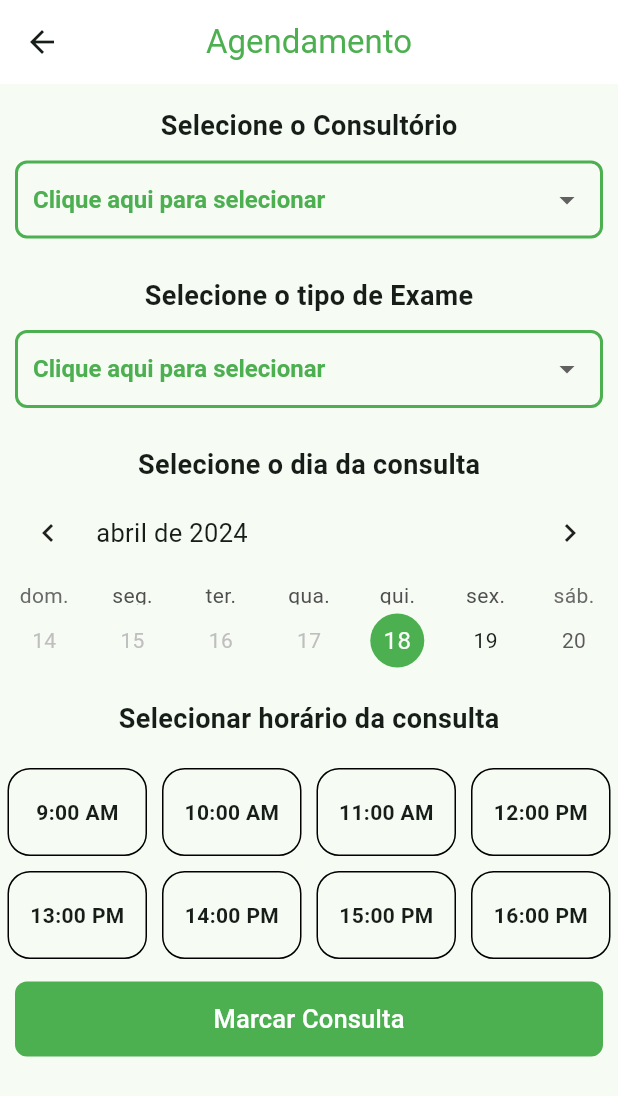
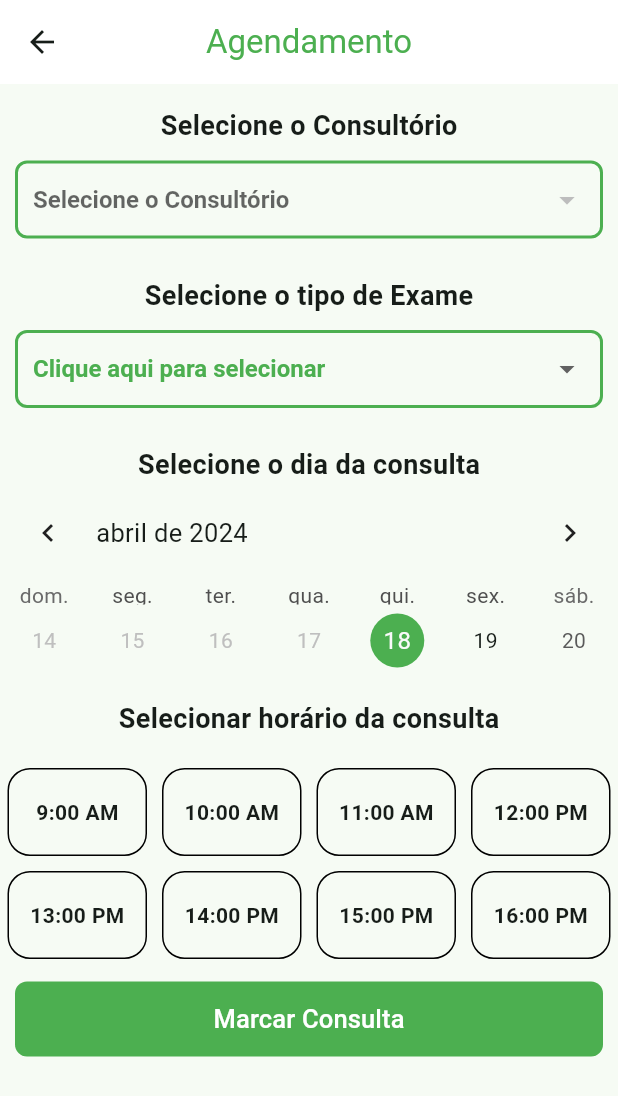
Before and after one commit to ribollitiago/auth_fb, a Flutter app: the HomePage screen opened directly, after a tap on "Clique aqui", on a phone screen of 412 x 824 dp. Shown: the top 1096 px of the screen. Run offline on Flutter 3.47's test engine with Material 3 defaults, Android fonts, the phone set to English and light mode, and no system bars; drawn by our look-alikes of table_calendar; our stand-ins replace cloud_firestore, firebase_auth, firebase_core, flutter_mobx, lottie, mobx; accounts and stored records are empty; generated files the repository leaves out were written again.

Commit message:
Atualizando os valores do DropDownButton com o banco de dados

```diff
--- a/lib/main.dart
+++ b/lib/main.dart
@@ -46,7 +46,7 @@ class MyApp extends StatelessWidget {
             if (currentUser != null) {
               final store = Provider.of<AuthStore>(context);
 
-              store.dataRecovery(currentUser.uid);
+              store.recoveryData(currentUser.uid);
               print('Usuário logado: ${currentUser.uid}');
               return const HomePage();
             } else {
--- a/lib/screens/home_page.dart
+++ b/lib/screens/home_page.dart
@@ -1,6 +1,8 @@
+import 'package:auth_sql/store/calendar/calendar.store.dart';
 import 'package:flutter/material.dart';
 import 'package:auth_sql/screens/schedule/schedule_page.dart';
 import 'package:auth_sql/screens/account_page.dart';
+import 'package:provider/provider.dart';
 
 class HomePage extends StatelessWidget {
   const HomePage({Key? key}) : super(key: key);
@@ -24,6 +26,7 @@ class HomePage extends StatelessWidget {
 
   SliverAppBar AppBarWidget(
       {required String title, required BuildContext context}) {
+    final store = Provider.of<CalendarStore>(context);
     return SliverAppBar(
       title: Text(
         title,
@@ -77,6 +80,7 @@ class HomePage extends StatelessWidget {
                   ),
                   ElevatedButton(
                     onPressed: () {
+                      store.retrievePartnerNames();
                       Navigator.of(context).push(MaterialPageRoute(
                           builder: (context) => const SchedulePage()));
                     },
--- a/lib/screens/schedule/schedule_page.dart
+++ b/lib/screens/schedule/schedule_page.dart
@@ -1,6 +1,8 @@
 import 'package:auth_sql/screens/schedule/sucess_page.dart';
+import 'package:auth_sql/store/calendar/calendar.store.dart';
 import 'package:flutter/material.dart';
 import 'package:intl/intl.dart';
+import 'package:provider/provider.dart';
 import 'package:table_calendar/table_calendar.dart';
 
 class SchedulePage extends StatefulWidget {
@@ -19,17 +21,11 @@ class _SchedulePageState extends State<SchedulePage> {
   bool _dateSelected = false;
   bool _timeSelected = false;
   String selectedTime = '';
-  String valueConsul = 'Clique aqui para selecionar';
+
   String valueExame = 'Clique aqui para selecionar';
+  String valueConsul = '';
 
-  List<String> listConsultorio = [
-    'Clique aqui para selecionar',
-    'Consultorio 1',
-    'Consultorio 2',
-    'Consultorio 3',
-    'Consultorio 4'
-  ];
-
+  List<String> listConsultorio = [];
   List<String> listExame = [
     'Clique aqui para selecionar',
     'Exame 1',
@@ -37,12 +33,31 @@ class _SchedulePageState extends State<SchedulePage> {
     'Exame 3',
     'Exame 4'
   ];
-
   List<String> horarios = List.generate(
       8, (index) => '${index + 9}:00 ${index + 9 > 11 ? "PM" : "AM"}');
 
-  DateTime? _selectedDate; // Variável para armazenar o dia selecionado
+  DateTime? _selectedDate;
   String? formattedDate;
+
+  bool _isLoading = true;
+
+  @override
+  void initState() {
+    super.initState();
+    _fetchDataWithDelay();
+  }
+
+  Future<void> _fetchDataWithDelay() async {
+    await Future.delayed(Duration(seconds: 1)); // Simulando um carregamento de 1 segundo
+
+    final store = Provider.of<CalendarStore>(context, listen: false);
+    listConsultorio = await store.getPartnerNames().toSet().toList();
+    setState(() {
+      valueConsul = listConsultorio.isNotEmpty ? listConsultorio.first : '';
+      store.retrieveExam(valueConsul);
+      _isLoading = false; // Indica que a busca de dados foi concluída
+    });
+  }
 
   @override
   Widget build(BuildContext context) {
@@ -56,18 +71,36 @@ class _SchedulePageState extends State<SchedulePage> {
         backgroundColor: Colors.white,
         elevation: 0,
       ),
-      body: CustomScrollView(
+      body: _isLoading ? _buildLoading() : _buildBody(),
+    );
+  }
+
+  Widget _buildLoading() {
+    return Center(child: CircularProgressIndicator());
+  }
+
+  Widget _buildBody() {
+    return CustomScrollView(
       slivers: [
-          SliverToBoxAdapter(
+        _buildConsultorioSelection(),
+        _buildExameSelection(),
+        _buildDaySelection(),
+        _buildHorarioSelection(),
+        _buildMarcarConsultaButton(),
+      ],
+    );
+  }
+
+  Widget _buildConsultorioSelection() {
+    return SliverToBoxAdapter(
       child: Column(
-              children: <Widget>[
+        children: [
           Container(
             margin: EdgeInsets.only(top: 15),
             child: const Center(
               child: Text(
                 'Selecione o Consultório',
-                      style:
-                          TextStyle(fontWeight: FontWeight.bold, fontSize: 18),
+                style: TextStyle(fontWeight: FontWeight.bold, fontSize: 18),
               ),
             ),
           ),
@@ -76,17 +109,18 @@ class _SchedulePageState extends State<SchedulePage> {
             margin: const EdgeInsets.all(10),
             decoration: BoxDecoration(
               border: Border.all(color: Colors.green, width: 2),
-                      borderRadius: BorderRadius.circular(8)),
+              borderRadius: BorderRadius.circular(8),
+            ),
             child: DropdownButton<String>(
               hint: const Text('Selecione o Consultório'),
               underline: SizedBox(),
               isExpanded: true,
-                    value: valueConsul,
               style: const TextStyle(
                 color: Colors.green,
                 fontSize: 16,
                 fontWeight: FontWeight.bold,
               ),
+              value: valueConsul,
               onChanged: (String? newValue) {
                 setState(() {
                   valueConsul = newValue!;
@@ -100,32 +134,40 @@ class _SchedulePageState extends State<SchedulePage> {
               }).toList(),
             ),
           ),
+        ],
+      ),
+    );
+  }
+
+  Widget _buildExameSelection() {
+    return SliverToBoxAdapter(
+      child: Column(
+        children: [
           Container(
             margin: EdgeInsets.only(top: 15),
             child: const Center(
               child: Text(
                 'Selecione o tipo de Exame',
-                      style:
-                          TextStyle(fontWeight: FontWeight.bold, fontSize: 18),
+                style: TextStyle(fontWeight: FontWeight.bold, fontSize: 18),
               ),
             ),
           ),
           Container(
-                  padding: const EdgeInsets.only(left: 10, right: 10),
+            padding: EdgeInsets.only(left: 10, right: 10),
             margin: const EdgeInsets.all(10),
             decoration: BoxDecoration(
                 border: Border.all(color: Colors.green, width: 2),
                 borderRadius: BorderRadius.circular(8)),
             child: DropdownButton<String>(
-                    hint: const Text('Selecione o Consultório'),
+              hint: const Text('Selecione o Exame'),
               underline: SizedBox(),
               isExpanded: true,
-                    value: valueExame,
               style: const TextStyle(
                 color: Colors.green,
                 fontSize: 16,
                 fontWeight: FontWeight.bold,
               ),
+              value: valueExame,
               onChanged: (String? newValue) {
                 setState(() {
                   valueExame = newValue!;
@@ -139,13 +181,21 @@ class _SchedulePageState extends State<SchedulePage> {
               }).toList(),
             ),
           ),
+        ],
+      ),
+    );
+  }
+
+  Widget _buildDaySelection() {
+    return SliverToBoxAdapter(
+      child: Column(
+        children: [
           Container(
             margin: EdgeInsets.only(top: 15),
             child: const Center(
               child: Text(
                 'Selecione o dia da consulta',
-                      style:
-                          TextStyle(fontWeight: FontWeight.bold, fontSize: 18),
+                style: TextStyle(fontWeight: FontWeight.bold, fontSize: 18),
               ),
             ),
           ),
@@ -155,124 +205,7 @@ class _SchedulePageState extends State<SchedulePage> {
             child: Center(
               child: Text(
                 'Selecionar horário da consulta',
-                      style:
-                          TextStyle(fontWeight: FontWeight.bold, fontSize: 18),
-                    ),
-                  ),
-                ),
-              ],
-            ),
-          ),
-          _isWeekend
-              ? SliverToBoxAdapter(
-                  child: Container(
-                  padding:
-                      const EdgeInsets.symmetric(horizontal: 10, vertical: 30),
-                  alignment: Alignment.center,
-                  child: const Text(
-                    'Fim de semana não disponível, selecione outra data',
-                    style: TextStyle(
-                        fontWeight: FontWeight.bold, color: Colors.grey),
-                  ),
-                ))
-              : SliverGrid(
-                  delegate: SliverChildBuilderDelegate(
-                    (context, index) {
-                      return InkWell(
-                        splashColor: Colors.transparent,
-                        onTap: () {
-                          setState(() {
-                            _currentIndex = index;
-                            _timeSelected = true;
-                          });
-                          // Passar o horário correspondente quando o botão for pressionado
-                          selectedTime = horarios[index];
-                          print('Horário selecionado: $selectedTime');
-                        },
-                        child: Container(
-                          margin: const EdgeInsets.all(5),
-                          decoration: BoxDecoration(
-                            border: Border.all(
-                              color: _currentIndex == index
-                                  ? Colors.white
-                                  : Colors.black,
-                            ),
-                            borderRadius: BorderRadius.circular(15),
-                            color: _currentIndex == index ? Colors.green : null,
-                          ),
-                          alignment: Alignment.center,
-                          child: Text(
-                            horarios[index],
-                            style: TextStyle(
-                              fontWeight: FontWeight.bold,
-                              color:
-                                  _currentIndex == index ? Colors.white : null,
-                            ),
-                          ),
-                        ),
-                      );
-                    },
-                    childCount: 8,
-                  ),
-                  gridDelegate: const SliverGridDelegateWithFixedCrossAxisCount(
-                      crossAxisCount: 4, childAspectRatio: 1.5),
-                ),
-          SliverToBoxAdapter(
-            child: Container(
-              margin: const EdgeInsets.all(10),
-              height: 50,
-              decoration: BoxDecoration(
-                borderRadius: BorderRadius.circular(8),
-                color: Colors.green[500],
-              ),
-              child: TextButton(
-                onPressed: _timeSelected &&
-                        _dateSelected &&
-                        valueConsul != 'Clique aqui para selecionar' &&
-                        valueExame != 'Clique aqui para selecionar'
-                    ? () {
-                        showDialog(
-                          context: context,
-                          builder: (BuildContext context) {
-                            return AlertDialog(
-                              title: Text('Confirmar Agendamento'),
-                              content: Text(
-                                  'Gostaria de agendar ${valueExame} no consultório ${valueConsul} no dia ${formattedDate} no horario ${selectedTime}'),
-                              actions: <Widget>[
-                                Row(
-                                  mainAxisAlignment:
-                                      MainAxisAlignment.spaceBetween,
-                                  children: [
-                                    botaoPadrao(
-                                      text: 'SIM',
-                                      onClick: () {
-                                        Navigator.pushAndRemoveUntil(
-                                            context,
-                                            MaterialPageRoute(
-                                                builder: (context) =>
-                                                    const SucessPage()),
-                                            (route) => false);
-                                      },
-                                    ),
-                                    botaoPadrao(
-                                      text: 'NÃO',
-                                      onClick: () {
-                                        Navigator.pop(
-                                            context); // Fechar o AlertDialog
-                                      },
-                                    ),
-                                  ],
-                                ),
-                              ],
-                            );
-                          },
-                        );
-                      }
-                    : null,
-                child: const Text(
-                  "Marcar Consulta",
-                  style: TextStyle(color: Colors.white, fontSize: 17),
-                ),
+                style: TextStyle(fontWeight: FontWeight.bold, fontSize: 18),
               ),
             ),
           ),
@@ -307,12 +240,9 @@ class _SchedulePageState extends State<SchedulePage> {
           _currentDay = selectedDay;
           _focusedDay = focusedDay;
           _dateSelected = true;
-          _selectedDate =
-              selectedDay; // Atualiza a variável com o dia selecionado
-
+          _selectedDate = selectedDay;
           formattedDate = DateFormat('dd/MM/yyyy').format(selectedDay);
-          print(formattedDate); // Imprime a data formatada
-
+          print(formattedDate);
           if (selectedDay.weekday == 6 || selectedDay.weekday == 7) {
             _isWeekend = true;
             _timeSelected = false;
@@ -322,6 +252,119 @@ class _SchedulePageState extends State<SchedulePage> {
           }
         });
       }),
+    );
+  }
+
+  Widget _buildHorarioSelection() {
+    return _isWeekend
+        ? SliverToBoxAdapter(
+            child: Container(
+            padding: const EdgeInsets.symmetric(horizontal: 10, vertical: 30),
+            alignment: Alignment.center,
+            child: const Text(
+              'Fim de semana não disponível, selecione outra data',
+              style:
+                  TextStyle(fontWeight: FontWeight.bold, color: Colors.grey),
+            ),
+          ))
+        : SliverGrid(
+            delegate: SliverChildBuilderDelegate(
+              (context, index) {
+                return InkWell(
+                  splashColor: Colors.transparent,
+                  onTap: () {
+                    setState(() {
+                      _currentIndex = index;
+                      _timeSelected = true;
+                    });
+                    selectedTime = horarios[index];
+                    print('Horário selecionado: $selectedTime');
+                  },
+                  child: Container(
+                    margin: const EdgeInsets.all(5),
+                    decoration: BoxDecoration(
+                      border: Border.all(
+                        color: _currentIndex == index
+                            ? Colors.white
+                            : Colors.black,
+                      ),
+                      borderRadius: BorderRadius.circular(15),
+                      color: _currentIndex == index ? Colors.green : null,
+                    ),
+                    alignment: Alignment.center,
+                    child: Text(
+                      horarios[index],
+                      style: TextStyle(
+                        fontWeight: FontWeight.bold,
+                        color: _currentIndex == index ? Colors.white : null,
+                      ),
+                    ),
+                  ),
+                );
+              },
+              childCount: 8,
+            ),
+            gridDelegate: const SliverGridDelegateWithFixedCrossAxisCount(
+                crossAxisCount: 4, childAspectRatio: 1.5),
+          );
+  }
+
+  Widget _buildMarcarConsultaButton() {
+    return SliverToBoxAdapter(
+      child: Container(
+        margin: const EdgeInsets.all(10),
+        height: 50,
+        decoration: BoxDecoration(
+          borderRadius: BorderRadius.circular(8),
+          color: Colors.green[500],
+        ),
+        child: TextButton(
+          onPressed: _timeSelected &&
+                  _dateSelected &&
+                  valueExame != 'Clique aqui para selecionar'
+              ? () {
+                  showDialog(
+                    context: context,
+                    builder: (BuildContext context) {
+                      return AlertDialog(
+                        title: Text('Confirmar Agendamento'),
+                        content: Text(
+                            'Gostaria de agendar ${valueExame} no consultório ${valueConsul} no dia ${formattedDate} no horario ${selectedTime}'),
+                        actions: <Widget>[
+                          Row(
+                            mainAxisAlignment: MainAxisAlignment.spaceBetween,
+                            children: [
+                              botaoPadrao(
+                                text: 'SIM',
+                                onClick: () {
+                                  Navigator.pushAndRemoveUntil(
+                                      context,
+                                      MaterialPageRoute(
+                                          builder: (context) =>
+                                              const SucessPage()),
+                                      (route) => false);
+                                },
+                              ),
+                              botaoPadrao(
+                                text: 'NÃO',
+                                onClick: () {
+                                  Navigator.pop(context);
+                                },
+                              ),
+                            ],
+                          ),
+                        ],
+                      );
+                    },
+                  );
+                }
+              : null,
+          child: const Text(
+            "Marcar Consulta",
+            style: TextStyle(color: Colors.white, fontSize: 17),
+          ),
+        ),
+      ),
     );
   }
 
--- a/lib/store/calendar/calendar.store.dart
+++ b/lib/store/calendar/calendar.store.dart
@@ -1,5 +1,8 @@
 import 'package:cloud_firestore/cloud_firestore.dart';
 import 'package:mobx/mobx.dart';
+
+import 'dart:convert';
+import 'package:http/http.dart' as http;
 
 part 'calendar.store.g.dart';
 
@@ -7,9 +10,80 @@ class CalendarStore = _CalendarStore with _$CalendarStore;
 
 abstract class _CalendarStore with Store {
   final FirebaseFirestore _db = FirebaseFirestore.instance;
+  late http.Response rsp;
 
   @observable
   ObservableList<DateTime> appointments = ObservableList<DateTime>();
+
+  @observable
+  List<String> partnerNames = [];
+
+  @action
+  List<String> getPartnerNames() {
+    return partnerNames;
+  }
+
+  // Função para imprimir todos os dados da coleção 'Parceiros' e recuperar os nomes
+  void retrievePartnerNames() async {
+    try {
+      final partnerCollection = _db.collection("Parceiros");
+      final snapshot = await partnerCollection.get();
+
+      // Limpar a lista de nomes dos parceiros antes de preenchê-la
+      partnerNames.clear();
+
+      var index = 0;
+      while (index < snapshot.docs.length) {
+        final doc = snapshot.docs[index];
+        final data = doc.data();
+        final name = data['Nome'];
+        if (name != null) {
+          partnerNames.add(name);
+        }
+        index++;
+      }
+    } catch (e) {
+      print('Erro ao buscar os dados dos parceiros: $e');
+    }
+  }
+
+  void retrieveExam(String exam) async {
+  try {
+    final partnerCollection = _db.collection("Parceiros");
+    final snapshot = await partnerCollection.get();
+
+    var index = 0;
+    while (index < snapshot.docs.length) {
+      final doc = snapshot.docs[index];
+      final data = doc.data();
+      final name = data['Nome'];
+
+      if (exam == name) {
+
+        final examCollection = doc.reference.collection('Exames');
+
+        final examSnapshot = await examCollection.get();
+        List<String> exams = [];
+
+        examSnapshot.docs.forEach((examDoc) {
+
+          final examMap = examDoc.data();
+
+          exams.addAll(examMap.values.whereType<String>());
+        });
+
+        print('Exames do parceiro $exam: $exams');
+        return;
+      }
+
+      index++;
+    }
+
+    print('Parceiro $exam não encontrado ou não possui exames');
+  } catch (e) {
+    print('Erro ao buscar os exames: $e');
+  }
+}
 
   @action
   Future<void> fetchAppointments() async {
```
Also changed, not shown: lib/store/auth/auth.store.dart (+60 -30 lines), lib/store/auth/auth.store.g.dart, lib/store/calendar/calendar.store.g.dart. Lines whose indentation alone changed are shown as unchanged.
